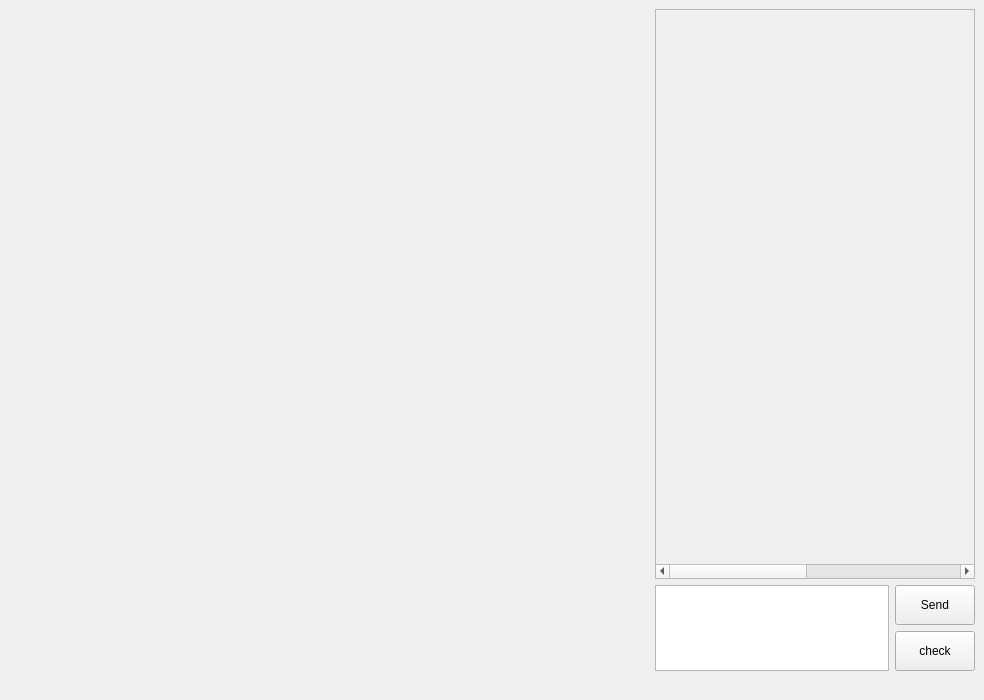
The window that verbiverse/UI/MainWindow.ui (HATTER-LONG/Verbiverse) describes before a commit, drawn with Qt 5.
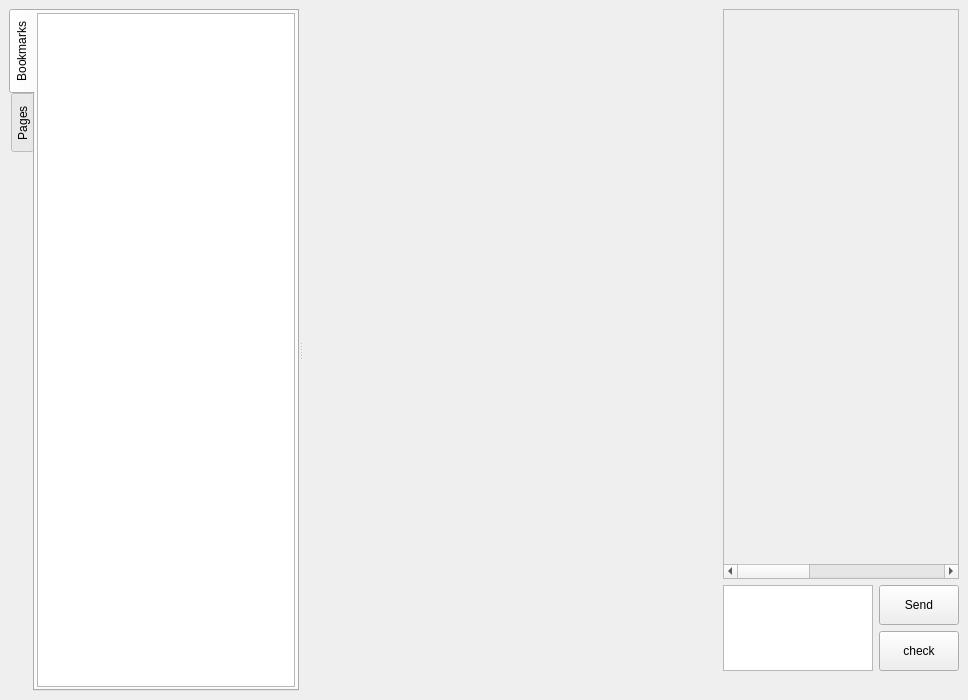
The same window after the commit. Custom widgets are drawn as their Qt base class.

Commit message: [Feature] add pdf widget

The edit to the form file:
```diff
--- a/verbiverse/UI/MainWindow.ui
+++ b/verbiverse/UI/MainWindow.ui
@@ -6,7 +6,7 @@
    <rect>
     <x>0</x>
     <y>0</y>
-    <width>984</width>
+    <width>968</width>
     <height>700</height>
    </rect>
   </property>
@@ -28,15 +28,98 @@
   <widget class="QWidget" name="centralwidget">
    <layout class="QGridLayout" name="gridLayout">
     <item row="0" column="0">
-     <layout class="QHBoxLayout" name="horizontalLayout" stretch="2,1">
+     <layout class="QHBoxLayout" name="horizontalLayout" stretch="6,2">
       <item>
-       <widget class="QWidget" name="pdf_viewer" native="true">
+       <widget class="QSplitter" name="splitter_2">
         <property name="sizePolicy">
-         <sizepolicy hsizetype="Expanding" vsizetype="Expanding">
-          <horstretch>0</horstretch>
+         <sizepolicy hsizetype="Expanding" vsizetype="Preferred">
+          <horstretch>30</horstretch>
           <verstretch>0</verstretch>
          </sizepolicy>
         </property>
+        <property name="acceptDrops">
+         <bool>false</bool>
+        </property>
+        <property name="orientation">
+         <enum>Qt::Orientation::Horizontal</enum>
+        </property>
+        <widget class="QTabWidget" name="tabWidget_4">
+         <property name="sizePolicy">
+          <sizepolicy hsizetype="Preferred" vsizetype="Expanding">
+           <horstretch>0</horstretch>
+           <verstretch>0</verstretch>
+          </sizepolicy>
+         </property>
+         <property name="tabPosition">
+          <enum>QTabWidget::TabPosition::West</enum>
+         </property>
+         <property name="currentIndex">
+          <number>0</number>
+         </property>
+         <property name="documentMode">
+          <bool>false</bool>
+         </property>
+         <widget class="QWidget" name="bookmarkTab_4">
+          <attribute name="title">
+           <string>Bookmarks</string>
+          </attribute>
+          <layout class="QVBoxLayout" name="verticalLayout_8">
+           <property name="spacing">
+            <number>0</number>
+           </property>
+           <property name="leftMargin">
+            <number>2</number>
+           </property>
+           <property name="topMargin">
+            <number>2</number>
+           </property>
+           <property name="rightMargin">
+            <number>2</number>
+           </property>
+           <property name="bottomMargin">
+            <number>2</number>
+           </property>
+           <item>
+            <widget class="QTreeView" name="bookmarkView_4">
+             <property name="sizePolicy">
+              <sizepolicy hsizetype="Preferred" vsizetype="Expanding">
+               <horstretch>0</horstretch>
+               <verstretch>0</verstretch>
+              </sizepolicy>
+             </property>
+             <property name="minimumSize">
+              <size>
+               <width>150</width>
+               <height>0</height>
+              </size>
+             </property>
+             <property name="headerHidden">
+              <bool>true</bool>
+             </property>
+            </widget>
+           </item>
+          </layout>
+         </widget>
+         <widget class="QWidget" name="pagesTab_4">
+          <attribute name="title">
+           <string>Pages</string>
+          </attribute>
+         </widget>
+        </widget>
+        <widget class="QPdfView" name="pdfView_4" native="true">
+         <property name="sizePolicy">
+          <sizepolicy hsizetype="Expanding" vsizetype="Expanding">
+           <horstretch>10</horstretch>
+           <verstretch>0</verstretch>
+          </sizepolicy>
+         </property>
+         <property name="minimumSize">
+          <size>
+           <width>300</width>
+           <height>0</height>
+          </size>
+         </property>
+        </widget>
        </widget>
       </item>
       <item>
@@ -85,7 +168,7 @@
             </property>
             <property name="minimumSize">
              <size>
-              <width>50</width>
+              <width>40</width>
               <height>80</height>
              </size>
             </property>
@@ -189,6 +272,14 @@
    </property>
   </widget>
  </widget>
+ <customwidgets>
+  <customwidget>
+   <class>QPdfView</class>
+   <extends>QWidget</extends>
+   <header location="global">qpdfview.h</header>
+   <container>1</container>
+  </customwidget>
+ </customwidgets>
  <resources/>
  <connections/>
 </ui>
```
Left out of the diff: 2 changed lines with no effect on the pictures. The commit also changes 1 other file.
